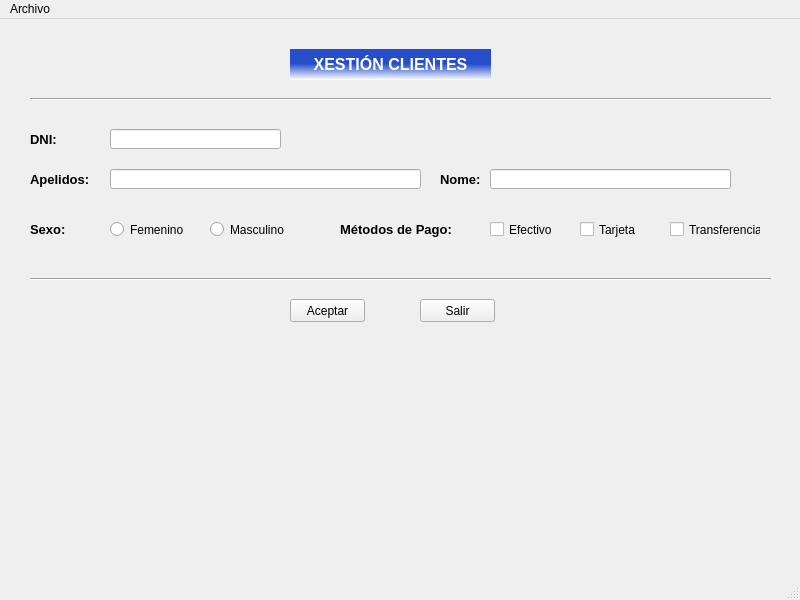
Above: ventana.ui from byChamaco/BLANCOLORENZO before the change. Below: the same form after it.
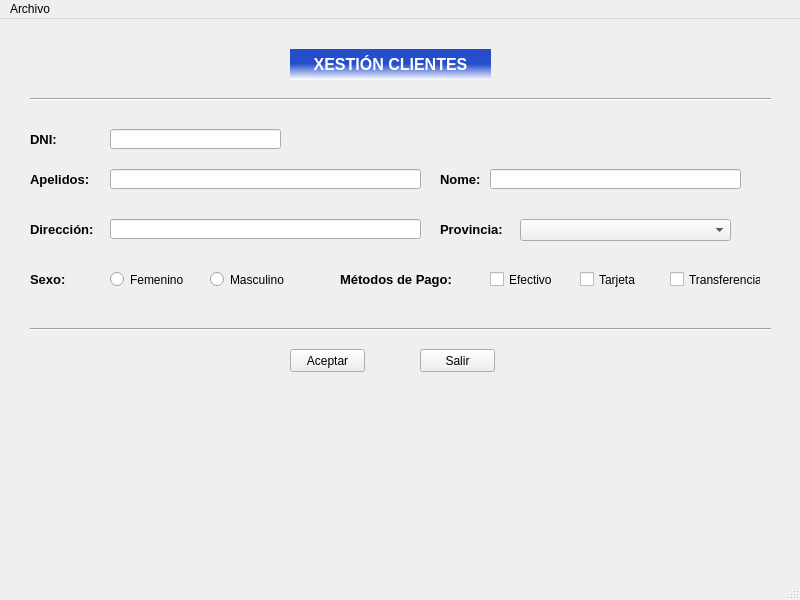
That is the form after the change.

Commit message: v0.0.2 Trabajando la ventana salir

What changed in the file:
```diff
--- a/ventana.ui
+++ b/ventana.ui
@@ -61,7 +61,7 @@
     <property name="geometry">
      <rect>
       <x>30</x>
-      <y>250</y>
+      <y>300</y>
       <width>741</width>
       <height>20</height>
      </rect>
@@ -135,7 +135,7 @@
      <rect>
       <x>440</x>
       <y>140</y>
-      <width>71</width>
+      <width>51</width>
       <height>41</height>
      </rect>
     </property>
@@ -155,7 +155,7 @@
      <rect>
       <x>490</x>
       <y>150</y>
-      <width>241</width>
+      <width>251</width>
       <height>20</height>
      </rect>
     </property>
@@ -164,7 +164,7 @@
     <property name="geometry">
      <rect>
       <x>290</x>
-      <y>280</y>
+      <y>330</y>
       <width>75</width>
       <height>23</height>
      </rect>
@@ -177,7 +177,7 @@
     <property name="geometry">
      <rect>
       <x>420</x>
-      <y>280</y>
+      <y>330</y>
       <width>75</width>
       <height>23</height>
      </rect>
@@ -212,7 +212,7 @@
     <property name="geometry">
      <rect>
       <x>30</x>
-      <y>190</y>
+      <y>240</y>
       <width>71</width>
       <height>41</height>
      </rect>
@@ -232,7 +232,7 @@
     <property name="geometry">
      <rect>
       <x>110</x>
-      <y>200</y>
+      <y>250</y>
       <width>91</width>
       <height>21</height>
      </rect>
@@ -245,7 +245,7 @@
     <property name="geometry">
      <rect>
       <x>210</x>
-      <y>200</y>
+      <y>250</y>
       <width>91</width>
       <height>21</height>
      </rect>
@@ -258,7 +258,7 @@
     <property name="geometry">
      <rect>
       <x>340</x>
-      <y>190</y>
+      <y>240</y>
       <width>131</width>
       <height>41</height>
      </rect>
@@ -278,7 +278,7 @@
     <property name="geometry">
      <rect>
       <x>490</x>
-      <y>190</y>
+      <y>240</y>
       <width>71</width>
       <height>41</height>
      </rect>
@@ -291,7 +291,7 @@
     <property name="geometry">
      <rect>
       <x>580</x>
-      <y>190</y>
+      <y>240</y>
       <width>71</width>
       <height>41</height>
      </rect>
@@ -304,7 +304,7 @@
     <property name="geometry">
      <rect>
       <x>670</x>
-      <y>190</y>
+      <y>240</y>
       <width>91</width>
       <height>41</height>
      </rect>
@@ -313,6 +313,66 @@
      <string>Transferencia</string>
     </property>
    </widget>
+   <widget class="QLabel" name="lblDireccion">
+    <property name="geometry">
+     <rect>
+      <x>30</x>
+      <y>190</y>
+      <width>71</width>
+      <height>41</height>
+     </rect>
+    </property>
+    <property name="font">
+     <font>
+      <pointsize>10</pointsize>
+      <weight>75</weight>
+      <bold>true</bold>
+     </font>
+    </property>
+    <property name="text">
+     <string>Dirección:</string>
+    </property>
+   </widget>
+   <widget class="QLineEdit" name="editDireccion">
+    <property name="geometry">
+     <rect>
+      <x>110</x>
+      <y>200</y>
+      <width>311</width>
+      <height>20</height>
+     </rect>
+    </property>
+   </widget>
+   <widget class="QLabel" name="lblProv">
+    <property name="geometry">
+     <rect>
+      <x>440</x>
+      <y>190</y>
+      <width>71</width>
+      <height>41</height>
+     </rect>
+    </property>
+    <property name="font">
+     <font>
+      <pointsize>10</pointsize>
+      <weight>75</weight>
+      <bold>true</bold>
+     </font>
+    </property>
+    <property name="text">
+     <string>Provincia:</string>
+    </property>
+   </widget>
+   <widget class="QComboBox" name="cmbProv">
+    <property name="geometry">
+     <rect>
+      <x>520</x>
+      <y>200</y>
+      <width>211</width>
+      <height>22</height>
+     </rect>
+    </property>
+   </widget>
   </widget>
   <widget class="QMenuBar" name="menubar">
    <property name="geometry">
```
The commit also changes 10 other files.
